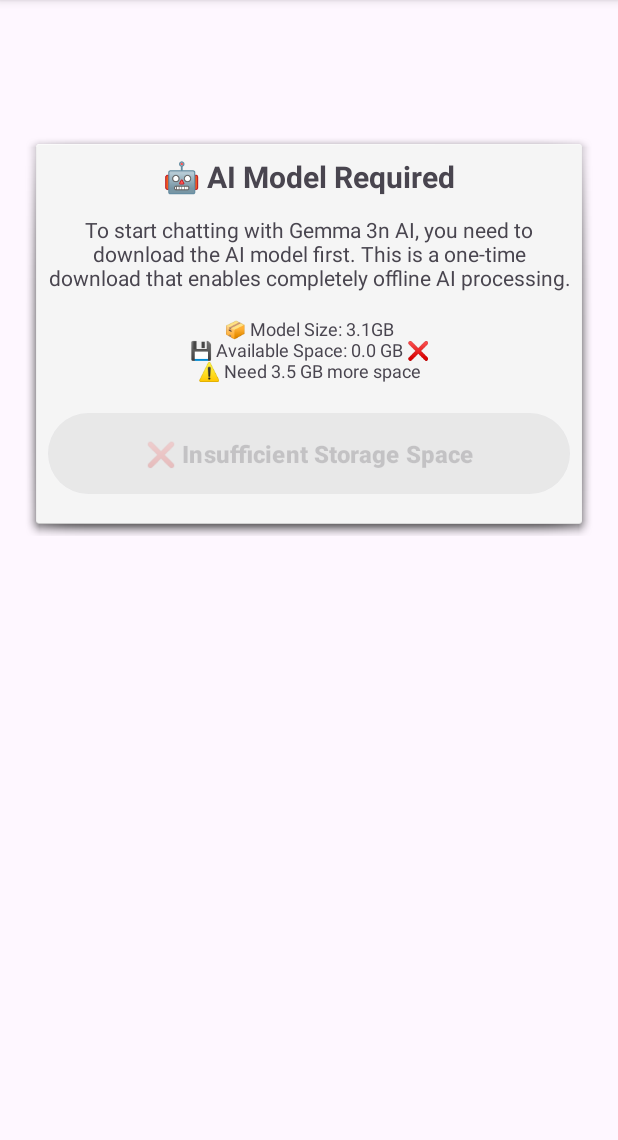
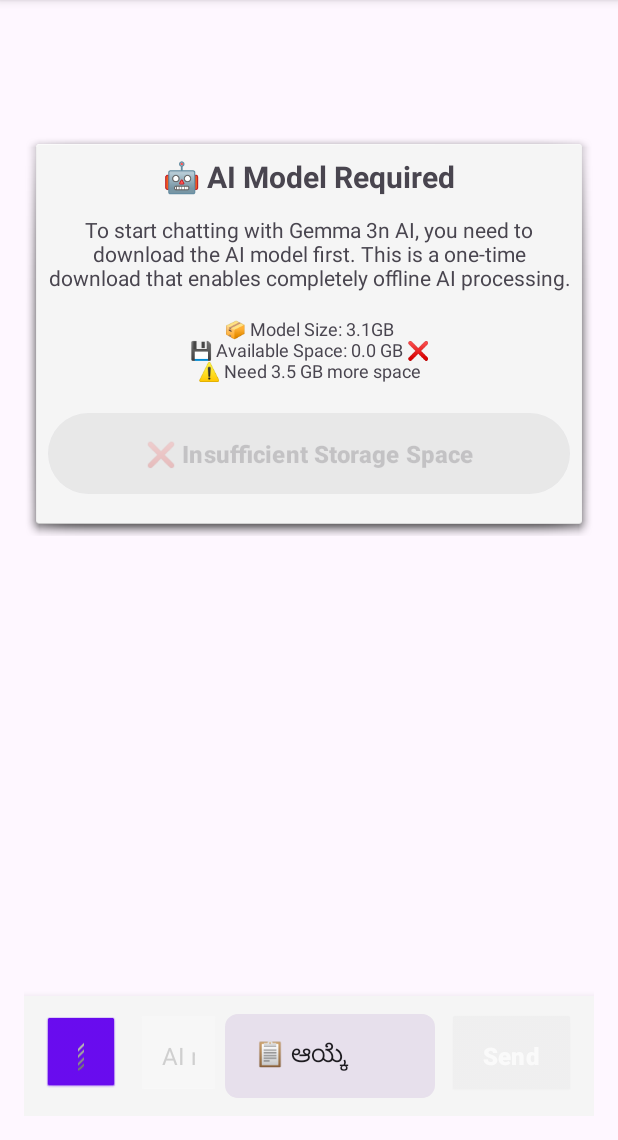
Before and after one commit to mdasheef99/gemma_3n_2B, an Android app: the screen it shows after launch (MainActivity), on a phone screen of 412 x 824 dp, the part 96-1236 px from its top. Run offline under Robolectric (Android 15) with nearby library versions, the phone set to English and light mode, and no system bars; our stand-ins replace Room's generated code; libraries missing offline, so code that uses them is left out: com.google.mediapipe.framework, com.google.mediapipe.tasks.

Commit message:
feat: Implement multilingual support with UI improvements
- Add Material Design 3 color scheme and enhanced UI components
- Implement actual Kannada script in dropdown menu (ಚಿತ್ರ, ಉಳಿಸು, ಹುಡುಕು, ನೋಡು)
- Add multilingual book display format: 'English Title (ಕನ್ನಡ ಶೀರ್ಷಿಕೆ) by English Author (ಕನ್ನಡ ಲೇಖಕ)'
- Implement fallback mechanism with '(ಕನ್ನಡದಲ್ಲಿ ಲಭ್ಯವಿಲ್ಲ)' placeholder
- Enhance search functionality to work with both English and Kannada fields
- Improve UI proportions: larger text input (56dp), dropdown (140dp), consistent button heights
- Add test multilingual books for development and testing
- Update chat message layouts with better typography and Material Design colors
- Simplify LLM message processing for better reliability

```diff
--- a/app/src/main/java/com/gemma3n/app/MainActivity.kt
+++ b/app/src/main/java/com/gemma3n/app/MainActivity.kt
@@ -24,6 +24,7 @@ import androidx.recyclerview.widget.LinearLayoutManager
 import com.gemma3n.app.databinding.ActivityMainBinding
 import com.gemma3n.app.data.Book
 import com.gemma3n.app.repository.BookRepository
+import com.gemma3n.app.ai.BookRecognitionParser
 import com.google.mediapipe.framework.image.BitmapImageBuilder
 import com.google.mediapipe.tasks.genai.llminference.LlmInference
 import com.google.mediapipe.tasks.genai.llminference.LlmInferenceSession
@@ -98,6 +99,9 @@ class MainActivity : AppCompatActivity(),
         // Initialize chat system
         setupChatSystem()
 
+        // Add test multilingual books for testing
+        addTestMultilingualBooks()
+
         Log.d(TAG, "All components initialized successfully")
     }
 
@@ -286,95 +290,35 @@ class MainActivity : AppCompatActivity(),
     // ==================== INVENTORY ACTION HANDLERS ====================
 
     /**
-     * Handle "📷 Catalogue Image" action
+     * Handle "📷 Photo" action - Help with image upload
      */
     private fun handleCatalogueImageAction() {
-        Log.d(TAG, "Catalogue Image action selected")
-
-        val guidanceMessage = """
-            📷 **Catalogue Image Selected**
-
-            **Next Step:** Upload a photo to analyze books
-
-            **Instructions:**
-            1. Tap the 📎 button to attach an image
-            2. Select a clear photo showing book spines or covers
-            3. The system will automatically process the image and extract book information
-            4. You'll receive a structured list of detected books
-            5. Long-press the AI response to copy the book list for database storage
-
-            **Tips for best results:**
-            • Ensure good lighting and clear text
-            • Books should be clearly visible
-            • Multiple books can be processed in one image
-        """.trimIndent()
-
-        addSystemMessage(guidanceMessage)
-
-        // Scroll to show the guidance message
-        binding.chatRecyclerView.scrollToPosition(chatAdapter.itemCount - 1)
-    }
-
-    /**
-     * Handle "💾 Push to Database" action
+        Log.d(TAG, "Photo action selected")
+
+        addSystemMessage("📷 **Upload a photo of books**\n\nTap the 📎 button to take/select a photo. Then ask me to analyze it (e.g., 'What books are in this image?').\n\n**After analysis:** Copy the book list, then use dropdown → 💾 Save to add to database.")
+
+        // Automatically trigger image selection
+        showImageSelectionDialog()
+    }
+
+    /**
+     * Handle "💾 Save" action - Step 2 of two-step process
      */
     private fun handlePushToDatabaseAction() {
-        Log.d(TAG, "Push to Database action selected")
-
-        val guidanceMessage = """
-            💾 **Push to Database Selected**
-
-            **Next Step:** Paste the copied book list from image analysis
-
-            **Instructions:**
-            1. Paste the book list you copied from the previous "Catalogue Image" step
-            2. The system will prompt you for additional details for each book
-            3. Provide details in this format: `quantity, price, condition, location`
-
-            **Format Examples:**
-            • Single book: `2, 200, N, 2` (2 copies, ₹200 each, New condition, location 2)
-            • Multiple books: Enter details for each book when prompted
-
-            **Condition Codes:**
-            • "N" = New condition
-            • "U" = Used condition
-
-            **Ready to paste your book list below:**
-        """.trimIndent()
-
-        addSystemMessage(guidanceMessage)
-
-        // Set a flag to indicate we're in "push to database" mode
+        Log.d(TAG, "Save action selected")
+
+        addSystemMessage("💾 **Step 2: Save books to database**\n\n1. Paste the book list you copied from photo analysis\n2. I'll ask for details for each book in format: `quantity, price, condition, location`\n\nExample: `2, 200, N, A1` (2 copies, ₹200 each, New condition, location A1)")
+
         setPushToDatabaseMode(true)
-
-        // Scroll to show the guidance message
-        binding.chatRecyclerView.scrollToPosition(chatAdapter.itemCount - 1)
-    }
-
-    /**
-     * Handle "➕ Add Book Manually" action
+    }
+
+    /**
+     * Handle "➕ Add" action - simplified manual entry
      */
     private fun handleAddBookManuallyAction() {
-        Log.d(TAG, "Add Book Manually action selected")
-
-        val guidanceMessage = """
-            ➕ **Add Book Manually Selected**
-
-            **Format:** Add book: [Title] by [Author] price ₹[Price] qty [Quantity] location [Location] condition [Condition]
-
-            **Example:** Add book: Atomic Habits by James Clear price ₹299 qty 5 location A-1 condition new
-
-            **Optional fields:** If not specified, defaults will be used:
-            • Price: ₹0 (you can update later)
-            • Quantity: 1
-            • Location: "Unknown"
-            • Condition: "New"
-
-            **Type your book details below:**
-        """.trimIndent()
-
-        addSystemMessage(guidanceMessage)
-        binding.chatRecyclerView.scrollToPosition(chatAdapter.itemCount - 1)
+        Log.d(TAG, "Add action selected")
+
+        addSystemMessage("➕ **Add book manually**\n\nFormat: Add book: [Title] by [Author] price ₹[Price] qty [Quantity]\nExample: Add book: Atomic Habits by James Clear price ₹299 qty 5")
     }
 
     /**
@@ -458,14 +402,12 @@ class MainActivity : AppCompatActivity(),
                     val booksMessage = StringBuilder("📚 **All Books in Inventory** (${allBooks.size} books)\n\n")
 
                     allBooks.forEachIndexed { index, book ->
-                        booksMessage.append("${index + 1}. **${book.titleEnglish}**\n")
-                        booksMessage.append("   Author: ${book.authorEnglish}\n")
-                        booksMessage.append("   Price: ₹${book.price ?: 0.0} | Qty: ${book.quantity} | Location: ${book.location ?: "Unknown"}\n")
-                        val sourceType = if (book.sourceImagePath != null) "AI Recognition" else "Manual Entry"
-                        booksMessage.append("   Condition: ${book.condition} | Source: $sourceType\n\n")
+                        booksMessage.append("${index + 1}. ")
+                        booksMessage.append(book.getMultilingualInventoryString())
+                        booksMessage.append("\n\n")
                     }
 
-                    booksMessage.append("💡 Use 'Search Inventory' to find specific books.")
+                    booksMessage.append("💡 Use 'Toresu' (Search) to find specific books.")
 
                     addSystemMessage(booksMessage.toString())
                 }
@@ -748,6 +690,10 @@ class MainActivity : AppCompatActivity(),
         return Pair("", "")
     }
 
+
+
+
+
     /**
      * Add a welcome message to start the conversation
      */
@@ -822,24 +768,17 @@ class MainActivity : AppCompatActivity(),
         // Scroll to show user's message
         binding.chatRecyclerView.scrollToPosition(chatAdapter.itemCount - 1)
 
+        // Process the message with AI (for images or regular chat)
         // Check if we're in push to database mode
         if (isPushToDatabaseMode) {
             val processed = processPushToDatabaseMessage(messageText)
             if (processed) {
-                // Message was handled by push to database workflow
                 return
             }
-            // If not processed, fall through to normal AI processing
-        }
-
-        // Process the message with AI (for images or regular chat)
-        if (hasImage) {
-            // For images, automatically process without additional prompting
-            processMessageWithAI("Analyze this image and extract all visible book information. List each book with title and author in a clear, structured format.")
-        } else {
-            // Regular message processing
-            processMessageWithAI(messageText)
-        }
+        }
+
+        // Regular message processing (works with or without images)
+        processMessageWithAI(messageText)
     }
 
     /**
@@ -871,20 +810,13 @@ class MainActivity : AppCompatActivity(),
                 // Process on background thread - check if image is attached
                 val bitmap = imageProcessor.getCurrentBitmap()
 
-                // ENHANCED: Use inventory command processing for better natural language understanding
-                val response = try {
-                    Log.d(TAG, "Processing message with inventory command detection")
-                    modelManager.processInventoryCommand(message, bitmap)
-                } catch (e: Exception) {
-                    Log.w(TAG, "Inventory command processing failed, falling back to basic AI processing", e)
-                    // Fallback to original processing if inventory processing fails
-                    if (bitmap != null) {
-                        Log.d(TAG, "Fallback: Processing message with image attachment")
-                        modelManager.processImageQuestion(message, bitmap)
-                    } else {
-                        Log.d(TAG, "Fallback: Processing text-only message")
-                        modelManager.processTextQuestion(message)
-                    }
+                // Use simple message processing
+                val response = if (bitmap != null) {
+                    Log.d(TAG, "Processing message with image")
+                    modelManager.processImageQuestion(message, bitmap)
+                } else {
+                    Log.d(TAG, "Processing text message")
+                    modelManager.processTextQuestion(message)
                 }
 
                 // ENHANCED: Process inventory command results before displaying
@@ -1229,8 +1161,8 @@ class MainActivity : AppCompatActivity(),
                 }
 
                 return if (matchingBooks.isNotEmpty()) {
-                    val bookList = matchingBooks.take(10).joinToString("\n") { book ->
-                        "📖 ${book.getDisplayString()}"
+                    val bookList = matchingBooks.take(10).joinToString("\n\n") { book ->
+                        "📖 ${book.getMultilingualInventoryString()}"
                     }
                     "🔍 Found ${matchingBooks.size} book(s) matching '$searchQuery':\n\n$bookList" +
                     if (matchingBooks.size > 10) "\n\n... and ${matchingBooks.size - 10} more books" else ""
@@ -1633,4 +1565,74 @@ class MainActivity : AppCompatActivity(),
         """.trimIndent()
     }
 
+    /**
+     * Add test multilingual books for testing the UI
+     */
+    private fun addTestMultilingualBooks() {
+        lifecycleScope.launch {
+            try {
+                // Check if test books already exist
+                val existingBooks = bookRepository.getAllBooks().first()
+                if (existingBooks.isNotEmpty()) {
+                    Log.d(TAG, "Test books already exist, skipping creation")
+                    return@launch
+                }
+
+                Log.d(TAG, "Adding test multilingual books...")
+
+                // Test Book 1: English + Kannada
+                val book1 = Book(
+                    titleEnglish = "Atomic Habits",
+                    titleKannada = "ಪರಮಾಣು ಅಭ್ಯಾಸಗಳು",
+                    authorEnglish = "James Clear",
+                    authorKannada = "ಜೇಮ್ಸ್ ಕ್ಲಿಯರ್",
+                    price = 299.0,
+                    quantity = 5,
+                    location = "A-1",
+                    condition = "New",
+                    extractionConfidence = "HIGH",
+                    sourceImagePath = "test_image_1"
+                )
+
+                // Test Book 2: English only (to test fallback)
+                val book2 = Book(
+                    titleEnglish = "The Power of Now",
+                    titleKannada = null,
+                    authorEnglish = "Eckhart Tolle",
+                    authorKannada = null,
+                    price = 250.0,
+                    quantity = 3,
+                    location = "B-2",
+                    condition = "New",
+                    extractionConfidence = "MEDIUM",
+                    sourceImagePath = "test_image_2"
+                )
+
+                // Test Book 3: Another multilingual book
+                val book3 = Book(
+                    titleEnglish = "Sapiens",
+                    titleKannada = "ಸೇಪಿಯನ್ಸ್",
+                    authorEnglish = "Yuval Noah Harari",
+                    authorKannada = "ಯುವಾಲ್ ನೋಹ್ ಹರಾರಿ",
+                    price = 399.0,
+                    quantity = 2,
+                    location = "C-3",
+                    condition = "Used",
+                    extractionConfidence = "HIGH",
+                    sourceImagePath = "test_image_3"
+                )
+
+                // Insert test books
+                bookRepository.insertBook(book1)
+                bookRepository.insertBook(book2)
+                bookRepository.insertBook(book3)
+
+                Log.d(TAG, "Test multilingual books added successfully")
+
+            } catch (e: Exception) {
+                Log.e(TAG, "Error adding test books", e)
+            }
+        }
+    }
+
 }
--- /dev/null
+++ b/app/src/main/res/drawable/dropdown_background.xml
@@ -0,0 +1,19 @@
+<?xml version="1.0" encoding="utf-8"?>
+<shape xmlns:android="http://schemas.android.com/apk/res/android"
+    android:shape="rectangle">
+
+    <!-- Rounded corners for modern Material Design look -->
+    <corners android:radius="8dp" />
+
+    <!-- Subtle stroke for definition -->
+    <stroke
+        android:width="1dp"
+        android:color="@color/md_outline_variant" />
+
+    <!-- Gradient background for depth -->
+    <gradient
+        android:startColor="@color/md_surface_variant"
+        android:endColor="@color/md_surface"
+        android:angle="90" />
+
+</shape>
--- a/app/src/main/res/layout/activity_main.xml
+++ b/app/src/main/res/layout/activity_main.xml
@@ -210,7 +210,7 @@
             android:padding="12dp"
             android:background="@color/light_gray"
             android:elevation="8dp"
-            android:visibility="gone"
+            android:visibility="visible"
             app:layout_constraintBottom_toBottomOf="parent"
             app:layout_constraintStart_toStartOf="parent"
             app:layout_constraintEnd_toEndOf="parent">
@@ -235,11 +235,12 @@
                 android:layout_width="0dp"
                 android:layout_height="wrap_content"
                 android:layout_weight="1"
-                android:layout_marginEnd="8dp"
+                android:layout_marginEnd="4dp"
                 android:hint="Type your message..."
-                android:inputType="textMultiLine|textCapSentences"
-                android:maxLines="4"
-                android:minHeight="52dp"
+                android:inputType="textCapSentences"
+                android:maxLines="2"
+                android:minHeight="56dp"
+                android:maxHeight="80dp"
                 android:padding="16dp"
                 android:textSize="16sp"
                 android:textColor="@android:color/black"
@@ -247,22 +248,24 @@
                 android:background="@android:drawable/edit_text"
                 android:backgroundTint="@android:color/white" />
 
-            <!-- Inventory Actions Dropdown -->
+            <!-- Enhanced Multilingual Inventory Actions Dropdown -->
             <Spinner
                 android:id="@+id/inventoryActionsSpinner"
-                android:layout_width="wrap_content"
-                android:layout_height="52dp"
+                android:layout_width="140dp"
+                android:layout_height="56dp"
                 android:layout_marginEnd="8dp"
-                android:layout_gravity="bottom"
-                android:minWidth="120dp"
-                android:background="@android:drawable/btn_dropdown"
-                android:backgroundTint="@color/purple_500"
-                android:contentDescription="Inventory Actions" />
+                android:layout_gravity="center_vertical"
+                android:background="@drawable/dropdown_background"
+                android:backgroundTint="@color/md_surface_variant"
+                android:padding="12dp"
+                android:contentDescription="Inventory Actions"
+                android:textColor="@color/md_on_surface_variant"
+                android:textSize="14sp" />
 
             <Button
                 android:id="@+id/sendButton"
                 android:layout_width="wrap_content"
-                android:layout_height="52dp"
+                android:layout_height="56dp"
                 android:layout_gravity="bottom"
                 android:text="Send"
                 android:textSize="16sp"
@@ -270,7 +273,7 @@
                 android:textColor="@android:color/white"
                 android:background="@android:drawable/btn_default"
                 android:backgroundTint="@color/teal_700"
-                android:minWidth="90dp" />
+                android:minWidth="80dp" />
 
         </LinearLayout>
 
--- a/app/src/main/res/values/strings.xml
+++ b/app/src/main/res/values/strings.xml
@@ -21,15 +21,20 @@
     <string name="download_failed">Download failed: %1$s</string>
     <string name="no_internet">No internet connection available</string>
 
-    <!-- Inventory Actions Dropdown -->
+    <!-- Inventory Actions Dropdown with Actual Kannada Script -->
     <string-array name="inventory_actions">
-        <item>📋 Select Action</item>
-        <item>📷 Catalogue Image</item>
-        <item>💾 Push to Database</item>
-        <item>➕ Add Book Manually</item>
-        <item>🔍 Search Inventory</item>
-        <item>📊 Show Statistics</item>
-        <item>📚 View All Books</item>
-        <item>❓ Help</item>
+        <item>📋 ಆಯ್ಕೆ</item>
+        <item>📷 ಚಿತ್ರ</item>
+        <item>💾 ಉಳಿಸು</item>
+        <item>➕ ಸೇರಿಸು</item>
+        <item>🔍 ಹುಡುಕು</item>
+        <item>📊 ಅಂಕಿಅಂಶ</item>
+        <item>📚 ನೋಡು</item>
+        <item>❓ ಸಹಾಯ</item>
     </string-array>
+
+    <!-- Multilingual Support Strings -->
+    <string name="kannada_not_available">(ಕನ್ನಡದಲ್ಲಿ ಲಭ್ಯವಿಲ್ಲ)</string>
+    <string name="book_display_format">%1$s (%2$s) by %3$s (%4$s)</string>
+    <string name="book_display_format_english_only">%1$s by %2$s</string>
 </resources>
```
Also changed, not shown: app/src/main/java/com/gemma3n/app/data/Book.kt (+35 -0 lines), app/src/main/res/drawable/ai_message_bubble.xml (+4 -4 lines), app/src/main/res/layout/chat_message_ai.xml (+7 -4 lines), app/src/main/res/values/colors.xml (+35 -0 lines), 3 other files.
